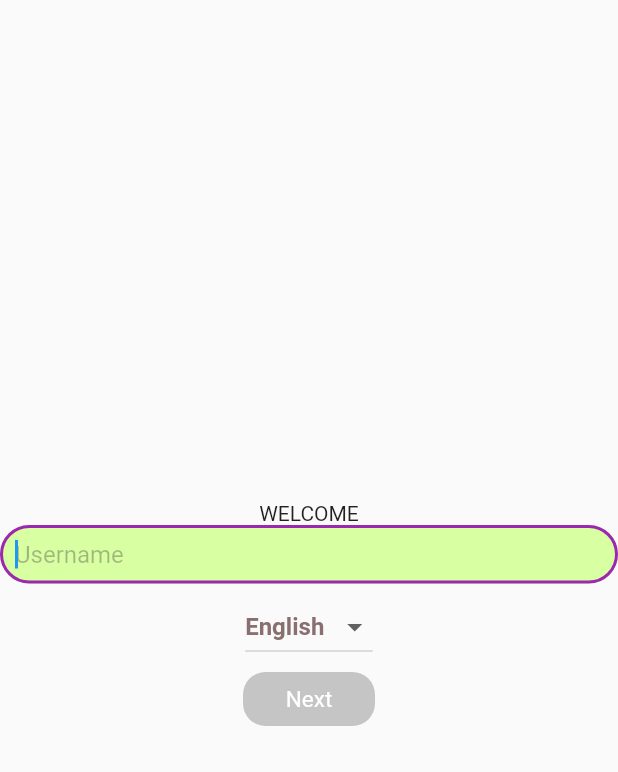
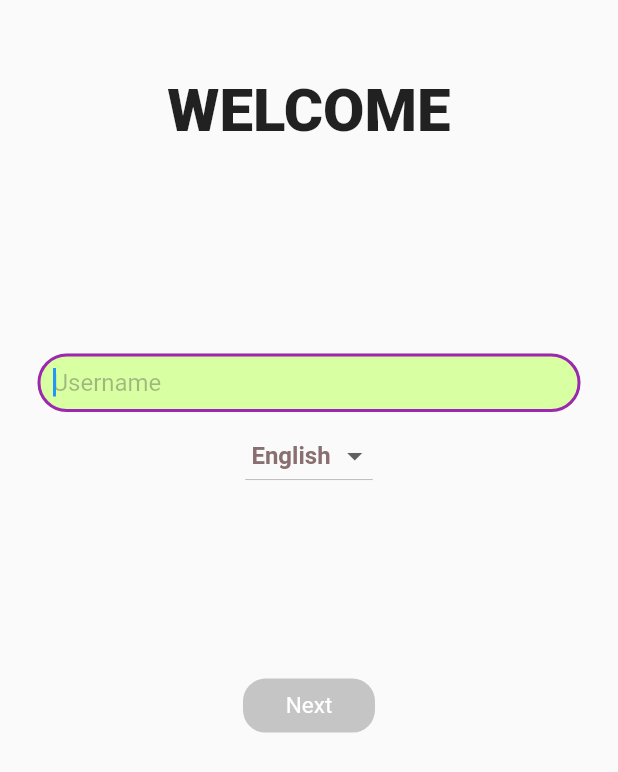
Before and after one commit to anielyavuz/wordopol, a Flutter app: the screen it shows after launch, on a phone screen of 412 x 824 dp. Shown: the top 772 px of the screen. Run offline on Flutter 3.47's test engine with Material 2 defaults, Android fonts, the light colour scheme and no system bars; our stand-ins replace cloud_firestore, firebase_auth, firebase_core, firebase_storage, flutter_local_notifications, flutter_timezone and 7 more; missing offline and left inert: the_apple_sign_in; accounts and stored records are empty; Roboto replaces fonts that are missing (Times New Roman).

Commit message:
23:18 27.03.2023

```diff
--- a/lib/pages/welcomePage.dart
+++ b/lib/pages/welcomePage.dart
@@ -1,3 +1,4 @@
+import 'package:flutter/cupertino.dart';
 import 'package:flutter/material.dart';
 import 'package:flutter/services.dart';
 import 'package:hive/hive.dart';
@@ -95,13 +96,29 @@ class _WelcomePageState extends State<WelcomePage> {
   Widget build(BuildContext context) {
     return MaterialApp(
       home: Scaffold(
+          resizeToAvoidBottomInset: false,
           body: Container(
-        child: Center(
             child: Column(
-          mainAxisAlignment: MainAxisAlignment.center,
+              mainAxisAlignment: MainAxisAlignment.spaceBetween,
               children: [
-            Text("WELCOME"),
-            TextField(
+                Container(
+                  height: MediaQuery.of(context).size.height * 3 / 5,
+                  child: Column(
+                    mainAxisAlignment: MainAxisAlignment.spaceBetween,
+                    children: [
+                      Padding(
+                        padding: const EdgeInsets.fromLTRB(0, 50, 0, 20),
+                        child: Text(
+                          "WELCOME",
+                          style: TextStyle(
+                              fontWeight: FontWeight.w800, fontSize: 40),
+                        ),
+                      ),
+                      Column(
+                        children: [
+                          Padding(
+                            padding: const EdgeInsets.fromLTRB(25, 0, 25, 0),
+                            child: TextField(
                               inputFormatters: [
                                 LengthLimitingTextInputFormatter(40),
                                 FilteringTextInputFormatter.deny("%"),
@@ -133,20 +150,27 @@ class _WelcomePageState extends State<WelcomePage> {
                                   ),
                                 ),
                                 hintText: "Username",
-                hintStyle: TextStyle(color: Color.fromARGB(75, 21, 9, 35)),
+                                hintStyle: TextStyle(
+                                    color: Color.fromARGB(75, 21, 9, 35)),
+                              ),
                             ),
                           ),
                           Padding(
                             padding: const EdgeInsets.fromLTRB(0, 5, 0, 0),
                             child: DropdownButton<String>(
+                                borderRadius: BorderRadius.circular(10),
+                                alignment: AlignmentDirectional.topCenter,
                                 dropdownColor: Color(0xff010114).withOpacity(1),
                                 value: _languageFull,
-                  items: _languageDropdown.keys.toList().map((dynamic value) {
+                                items: _languageDropdown.keys
+                                    .toList()
+                                    .map((dynamic value) {
                                   return DropdownMenuItem<String>(
                                     value: value,
                                     child: new Text(value,
                                         style: TextStyle(
-                              color: Color.fromARGB(255, 137, 111, 111),
+                                            color: Color.fromARGB(
+                                                255, 137, 111, 111),
                                             fontWeight: FontWeight.bold)),
                                   );
                                 }).toList(),
@@ -155,11 +179,14 @@ class _WelcomePageState extends State<WelcomePage> {
                                     _languageFull = value!;
                                   });
 
-                    if (_configData['supportedLanguages'] != null) {
+                                  if (_configData['supportedLanguages'] !=
+                                      null) {
                                     setState(() {
                                       _currentLanguage =
-                            _configData['supportedLanguages'][_languageFull];
-                        box.put("languageSelectedBefore", _currentLanguage);
+                                          _configData['supportedLanguages']
+                                              [_languageFull];
+                                      box.put("languageSelectedBefore",
+                                          _currentLanguage);
                                     });
                                   }
 
@@ -188,12 +215,15 @@ class _WelcomePageState extends State<WelcomePage> {
                                   print(_currentLanguage);
                                 }),
                           ),
+                        ],
+                      ),
                       RawMaterialButton(
                           fillColor: _textFieldValue.toString().length == 0
                               ? Color.fromARGB(255, 74, 74, 79).withOpacity(0.3)
                               : Color.fromARGB(255, 33, 39, 120),
                           shape: RoundedRectangleBorder(
-                    borderRadius: BorderRadius.all(Radius.circular(15.0))),
+                              borderRadius:
+                                  BorderRadius.all(Radius.circular(15.0))),
                           splashColor: Color(0xff77A830),
                           textStyle: TextStyle(color: Colors.white),
                           child: Text("Next",
@@ -208,11 +238,17 @@ class _WelcomePageState extends State<WelcomePage> {
                           onPressed: _textFieldValue.toString().length == 0
                               ? null
                               : () async {
-                        var a = await _authService
-                            .anonymSignIn(_turkceTextFieldController.text);
+                                  var a = await _authService.anonymSignIn(
+                                      _turkceTextFieldController.text);
                                 }),
                     ],
-        )),
+                  ),
+                ),
+                SizedBox(
+                  height: MediaQuery.of(context).size.height / 3,
+                )
+              ],
+            ),
           )),
     );
   }
```
Lines whose indentation alone changed are shown as unchanged.
